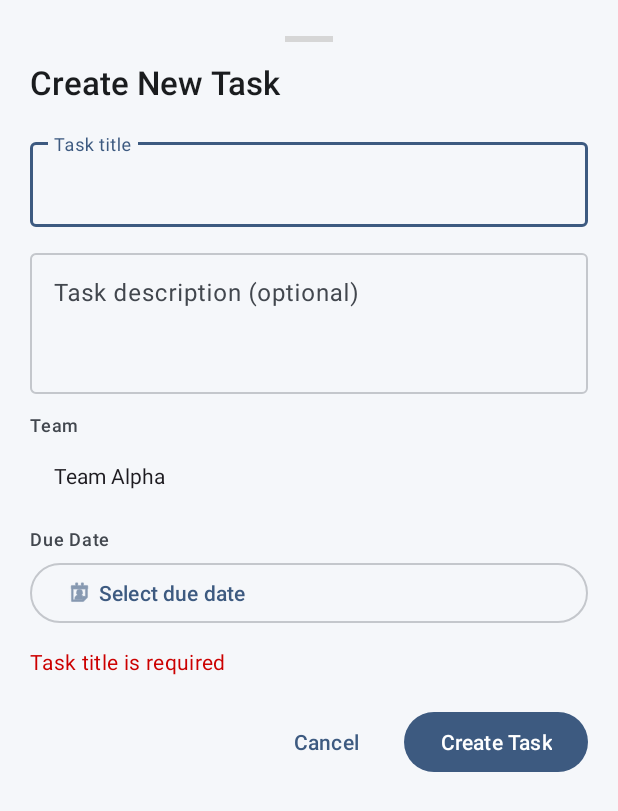
After one commit to Shashankvarma22/TeamPulse, an Android app: the layout bottom_sheet_create_task.xml on its own in the app's theme, with its tools: preview values and no code run, on a phone screen of 412 x 824 dp. The commit adds this screen. Shown: the top 811 px of the screen. Run offline under Robolectric (Android 15) with nearby library versions, the light colour scheme and no system bars; grey boxes are pictures that could not be loaded.

Commit message:
Add teacher task creation

```diff
--- a/app/src/main/java/com/cutm/TeamPulse/domain/repository/TaskRepository.kt
+++ b/app/src/main/java/com/cutm/TeamPulse/domain/repository/TaskRepository.kt
@@ -11,4 +11,6 @@ interface TaskRepository {
     fun observeTasksForStudent(email: String): Flow<List<TaskAssignment>>
 
     suspend fun updateTaskStatus(taskId: String, status: TaskStatus)
+
+    suspend fun createTask(task: TaskAssignment)
 }
--- /dev/null
+++ b/app/src/main/res/layout/bottom_sheet_create_task.xml
@@ -0,0 +1,192 @@
+<?xml version="1.0" encoding="utf-8"?>
+<ScrollView xmlns:android="http://schemas.android.com/apk/res/android"
+    xmlns:app="http://schemas.android.com/apk/res-auto"
+    xmlns:tools="http://schemas.android.com/tools"
+    android:layout_width="match_parent"
+    android:layout_height="wrap_content"
+    android:fillViewport="true">
+
+    <androidx.constraintlayout.widget.ConstraintLayout
+        android:layout_width="match_parent"
+        android:layout_height="wrap_content"
+        android:padding="@dimen/spacing_lg">
+
+        <!-- Drag Handle -->
+        <View
+            android:id="@+id/dragHandle"
+            android:layout_width="32dp"
+            android:layout_height="4dp"
+            android:layout_marginTop="@dimen/spacing_xs"
+            android:background="@drawable/bg_drag_handle"
+            app:layout_constraintEnd_toEndOf="parent"
+            app:layout_constraintStart_toStartOf="parent"
+            app:layout_constraintTop_toTopOf="parent" />
+
+        <!-- Title -->
+        <TextView
+            android:id="@+id/sheetTitleText"
+            style="@style/TextAppearance.TeamPulse.TitleLarge"
+            android:layout_width="0dp"
+            android:layout_height="wrap_content"
+            android:layout_marginTop="@dimen/spacing_md"
+            android:text="@string/create_task_title"
+            android:textColor="@color/text_primary"
+            app:layout_constraintEnd_toEndOf="parent"
+            app:layout_constraintStart_toStartOf="parent"
+            app:layout_constraintTop_toBottomOf="@id/dragHandle" />
+
+        <!-- Task Title Input -->
+        <com.google.android.material.textfield.TextInputLayout
+            android:id="@+id/taskTitleInputLayout"
+            style="@style/Widget.Material3.TextInputLayout.OutlinedBox"
+            android:layout_width="0dp"
+            android:layout_height="wrap_content"
+            android:layout_marginTop="@dimen/spacing_lg"
+            android:hint="@string/create_task_hint_title"
+            app:layout_constraintEnd_toEndOf="parent"
+            app:layout_constraintStart_toStartOf="parent"
+            app:layout_constraintTop_toBottomOf="@id/sheetTitleText">
+
+            <com.google.android.material.textfield.TextInputEditText
+                android:id="@+id/taskTitleInput"
+                android:layout_width="match_parent"
+                android:layout_height="wrap_content"
+                android:inputType="textCapSentences"
+                android:maxLines="2" />
+
+        </com.google.android.material.textfield.TextInputLayout>
+
+        <!-- Task Description Input -->
+        <com.google.android.material.textfield.TextInputLayout
+            android:id="@+id/taskDescriptionInputLayout"
+            style="@style/Widget.Material3.TextInputLayout.OutlinedBox"
+            android:layout_width="0dp"
+            android:layout_height="wrap_content"
+            android:layout_marginTop="@dimen/spacing_md"
+            android:hint="@string/create_task_hint_description"
+            app:layout_constraintEnd_toEndOf="parent"
+            app:layout_constraintStart_toStartOf="parent"
+            app:layout_constraintTop_toBottomOf="@id/taskTitleInputLayout">
+
+            <com.google.android.material.textfield.TextInputEditText
+                android:id="@+id/taskDescriptionInput"
+                android:layout_width="match_parent"
+                android:layout_height="wrap_content"
+                android:gravity="top"
+                android:inputType="textMultiLine|textCapSentences"
+                android:maxLines="4"
+                android:minLines="3" />
+
+        </com.google.android.material.textfield.TextInputLayout>
+
+        <!-- Team Selection Label -->
+        <TextView
+            android:id="@+id/teamLabel"
+            style="@style/TextAppearance.TeamPulse.LabelMedium"
+            android:layout_width="0dp"
+            android:layout_height="wrap_content"
+            android:layout_marginTop="@dimen/spacing_md"
+            android:text="@string/create_task_label_team"
+            android:textColor="@color/text_secondary"
+            app:layout_constraintEnd_toEndOf="parent"
+            app:layout_constraintStart_toStartOf="parent"
+            app:layout_constraintTop_toBottomOf="@id/taskDescriptionInputLayout" />
+
+        <!-- Team Spinner -->
+        <com.google.android.material.textfield.MaterialAutoCompleteTextView
+            android:id="@+id/teamSpinner"
+            style="@style/Widget.Material3.TextInputLayout.OutlinedBox.ExposedDropdownMenu"
+            android:layout_width="0dp"
+            android:layout_height="wrap_content"
+            android:layout_marginTop="@dimen/spacing_xs"
+            android:inputType="none"
+            android:padding="@dimen/spacing_md"
+            app:layout_constraintEnd_toEndOf="parent"
+            app:layout_constraintStart_toStartOf="parent"
+            app:layout_constraintTop_toBottomOf="@id/teamLabel"
+            tools:text="Team Alpha" />
+
+        <!-- Due Date Label -->
+        <TextView
+            android:id="@+id/dueDateLabel"
+            style="@style/TextAppearance.TeamPulse.LabelMedium"
+            android:layout_width="0dp"
+            android:layout_height="wrap_content"
+            android:layout_marginTop="@dimen/spacing_md"
+            android:text="@string/create_task_label_due_date"
+            android:textColor="@color/text_secondary"
+            app:layout_constraintEnd_toEndOf="parent"
+            app:layout_constraintStart_toStartOf="parent"
+            app:layout_constraintTop_toBottomOf="@id/teamSpinner" />
+
+        <!-- Due Date Button -->
+        <com.google.android.material.button.MaterialButton
+            android:id="@+id/dueDateButton"
+            style="@style/Widget.Material3.Button.OutlinedButton"
+            android:layout_width="0dp"
+            android:layout_height="wrap_content"
+            android:layout_marginTop="@dimen/spacing_xs"
+            android:gravity="start|center_vertical"
+            android:textAlignment="textStart"
+            app:icon="@android:drawable/ic_menu_my_calendar"
+            app:iconGravity="start"
+            app:layout_constraintEnd_toEndOf="parent"
+            app:layout_constraintStart_toStartOf="parent"
+            app:layout_constraintTop_toBottomOf="@id/dueDateLabel"
+            tools:text="Select due date" />
+
+        <!-- Error Message -->
+        <TextView
+            android:id="@+id/errorText"
+            style="@style/TextAppearance.TeamPulse.BodyMedium"
+            android:layout_width="0dp"
+            android:layout_height="wrap_content"
+            android:layout_marginTop="@dimen/spacing_md"
+            android:textColor="@android:color/holo_red_dark"
+            android:visibility="gone"
+            app:layout_constraintEnd_toEndOf="parent"
+            app:layout_constraintStart_toStartOf="parent"
+            app:layout_constraintTop_toBottomOf="@id/dueDateButton"
+            tools:text="Task title is required"
+            tools:visibility="visible" />
+
+        <!-- Action Buttons -->
+        <LinearLayout
+            android:id="@+id/actionButtons"
+            android:layout_width="0dp"
+            android:layout_height="wrap_content"
+            android:layout_marginTop="@dimen/spacing_lg"
+            android:orientation="horizontal"
+            android:gravity="end"
+            app:layout_constraintEnd_toEndOf="parent"
+            app:layout_constraintStart_toStartOf="parent"
+            app:layout_constraintTop_toBottomOf="@id/errorText">
+
+            <com.google.android.material.button.MaterialButton
+                android:id="@+id/cancelButton"
+                style="@style/Widget.Material3.Button.TextButton"
+                android:layout_width="wrap_content"
+                android:layout_height="wrap_content"
+                android:layout_marginEnd="@dimen/spacing_sm"
+                android:text="@string/create_task_button_cancel" />
+
+            <com.google.android.material.button.MaterialButton
+                android:id="@+id/saveButton"
+                style="@style/Widget.Material3.Button"
+                android:layout_width="wrap_content"
+                android:layout_height="wrap_content"
+                android:text="@string/create_task_button_save" />
+
+        </LinearLayout>
+
+        <!-- Bottom spacing -->
+        <Space
+            android:layout_width="0dp"
+            android:layout_height="@dimen/spacing_md"
+            app:layout_constraintEnd_toEndOf="parent"
+            app:layout_constraintStart_toStartOf="parent"
+            app:layout_constraintTop_toBottomOf="@id/actionButtons" />
+
+    </androidx.constraintlayout.widget.ConstraintLayout>
+
+</ScrollView>
--- a/app/src/main/res/values/strings.xml
+++ b/app/src/main/res/values/strings.xml
@@ -81,4 +81,20 @@
     <!-- Task Details -->
     <string name="task_weight_format">%.1f pts</string>
 
+    <!-- Create Task -->
+    <string name="action_create_task">Create Task</string>
+    <string name="create_task_title">Create New Task</string>
+    <string name="create_task_hint_title">Task title</string>
+    <string name="create_task_hint_description">Task description (optional)</string>
+    <string name="create_task_label_team">Team</string>
+    <string name="create_task_label_due_date">Due Date</string>
+    <string name="create_task_button_save">Create Task</string>
+    <string name="create_task_button_cancel">Cancel</string>
+    <string name="create_task_error_no_title">Task title is required</string>
+    <string name="create_task_error_no_due_date">Due date is required</string>
+    <string name="create_task_error_no_teams">No teams available. Create a team first.</string>
+    <string name="create_task_error_select_team">Please select a team</string>
+    <string name="create_task_success">Task created successfully</string>
+    <string name="create_task_error">Failed to create task</string>
+
 </resources>
```
Also changed, not shown: app/src/main/java/com/cutm/TeamPulse/data/repository/TaskRepositoryImpl.kt (+20 -0 lines), app/src/main/java/com/cutm/TeamPulse/ui/teacher/CreateTaskBottomSheet.kt (added, +201 -0 lines), app/src/main/java/com/cutm/TeamPulse/ui/teacher/TeacherTaskListFragment.kt (+9 -0 lines), app/src/main/java/com/cutm/TeamPulse/ui/teacher/TeacherTaskListViewModel.kt (+40 -1 lines), app/src/main/res/layout/fragment_teacher_task_list.xml (+16 -0 lines).
